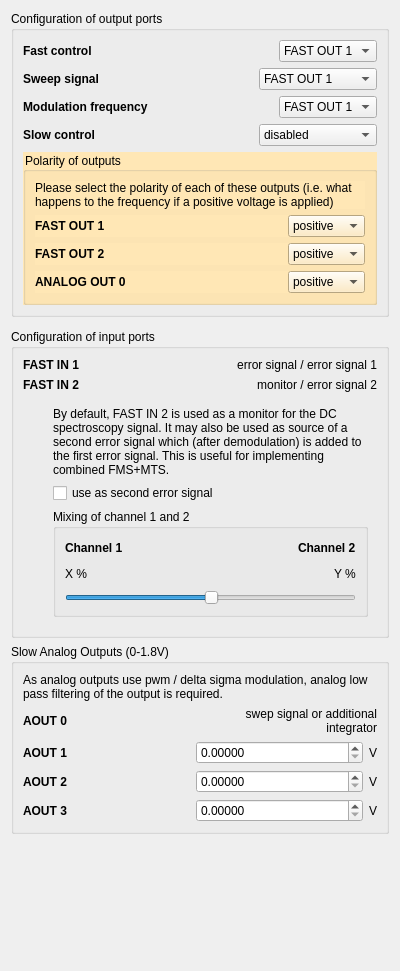
First picture: the form in linien/gui/ui/general_panel.ui, repository linien-org/linien, before the edit.
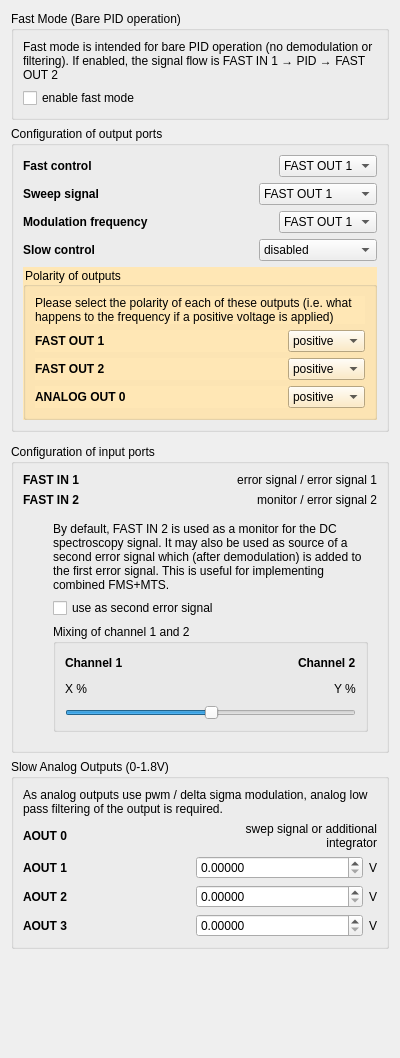
Second picture: the form after the edit.

The edit to the form file:
```diff
--- a/linien/gui/ui/general_panel.ui
+++ b/linien/gui/ui/general_panel.ui
@@ -7,7 +7,7 @@
     <x>0</x>
     <y>0</y>
     <width>400</width>
-    <height>971</height>
+    <height>1058</height>
    </rect>
   </property>
   <property name="windowTitle">
@@ -15,7 +15,33 @@
   </property>
   <layout class="QVBoxLayout" name="verticalLayout">
    <item>
-    <widget class="QGroupBox" name="groupBox_16">
+    <widget class="QGroupBox" name="groupBox_2">
+     <property name="title">
+      <string>Fast Mode (Bare PID operation)</string>
+     </property>
+     <layout class="QVBoxLayout" name="verticalLayout_4">
+      <item>
+       <widget class="QLabel" name="label_2">
+        <property name="text">
+         <string>&lt;html&gt;&lt;head/&gt;&lt;body&gt;&lt;p&gt;Fast mode is intended for bare PID operation (no demodulation or filtering). If enabled, the signal flow is FAST IN 1 → PID → FAST OUT 2&lt;/p&gt;&lt;/body&gt;&lt;/html&gt;</string>
+        </property>
+        <property name="wordWrap">
+         <bool>true</bool>
+        </property>
+       </widget>
+      </item>
+      <item>
+       <widget class="QCheckBox" name="fast_mode">
+        <property name="text">
+         <string>enable fast mode</string>
+        </property>
+       </widget>
+      </item>
+     </layout>
+    </widget>
+   </item>
+   <item>
+    <widget class="QGroupBox" name="output_ports_group">
      <property name="title">
       <string>Configuration of output ports</string>
      </property>
```
Left out of the diff: 2 changed lines with no effect on the pictures.
